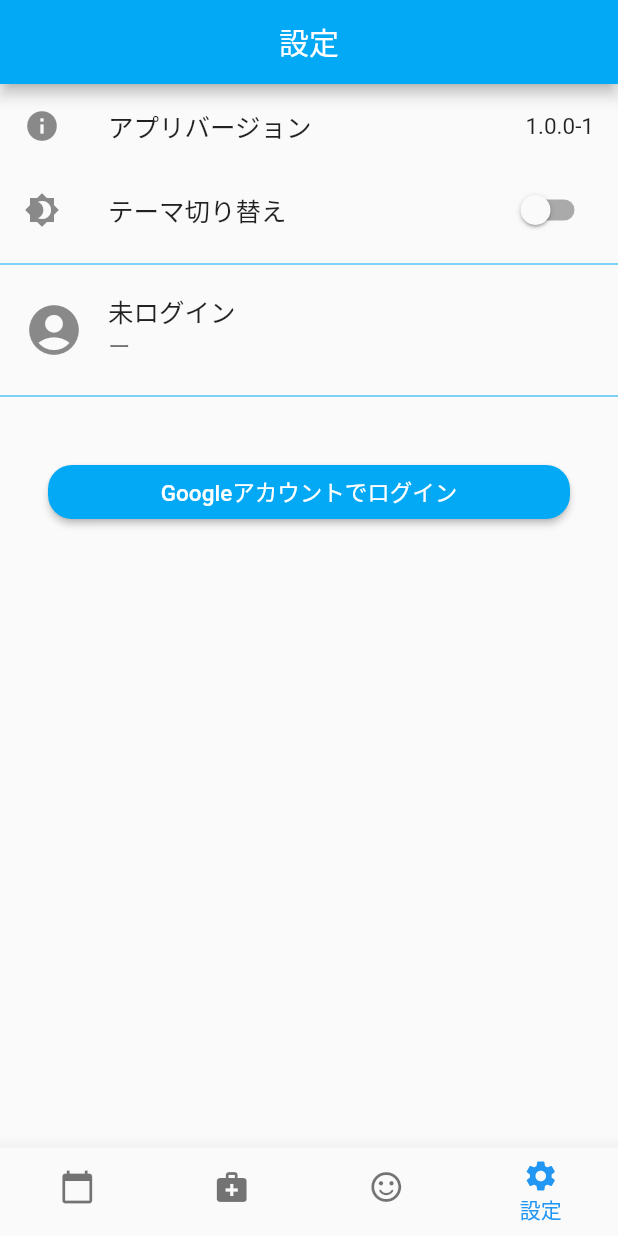
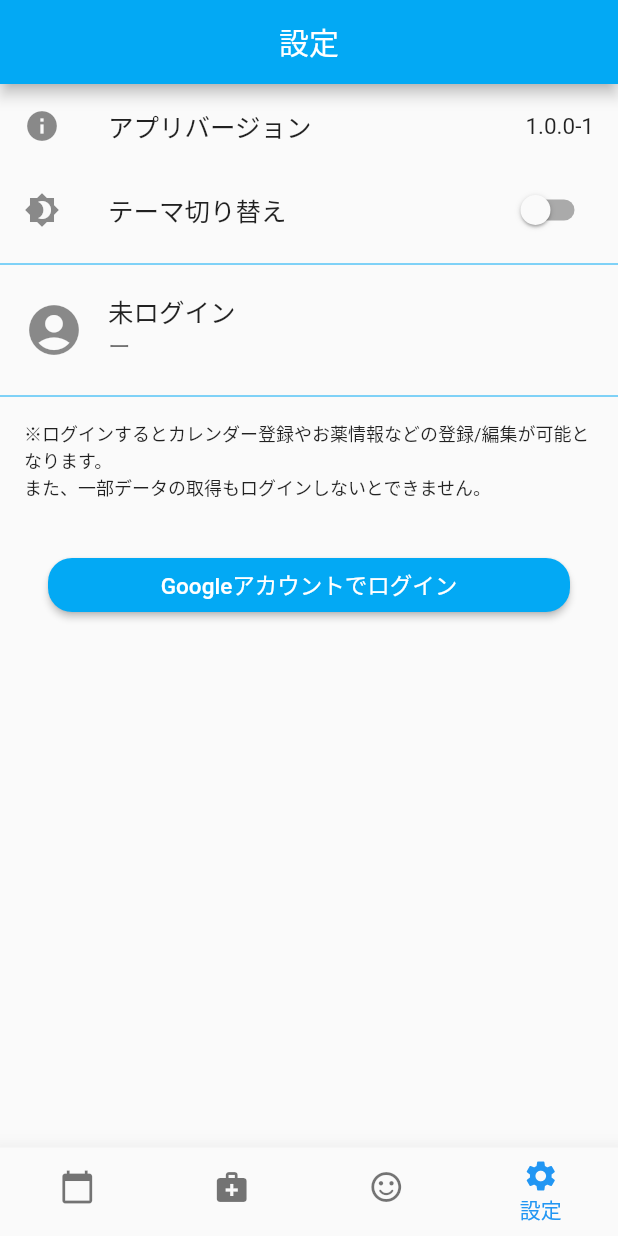
Before and after one commit to hotdrop/dyphic, a Flutter app: the screen it shows after launch, item 4 of the bottom bar chosen, on a phone screen of 412 x 824 dp. Run offline on Flutter 3.47's test engine with Material 2 defaults, Android fonts, the phone set to English and light mode, and no system bars; our stand-ins replace awesome_dialog, cached_network_image, expansion_tile_card, firebase_auth, firebase_core, firebase_storage and 8 more; accounts and stored records are empty.

Commit message:
データはFirebaseから読み書きするので基本ログインしていないと編集不能にした。

```diff
--- a/lib/common/app_strings.dart
+++ b/lib/common/app_strings.dart
@@ -48,6 +48,7 @@ class AppStrings {
   static const String conditionPageTitle = '体調管理';
   static const String conditionOverview = 'この画面では体調に関する症状を登録・編集できます。';
   static const String conditionDetail = '「頭痛」や「腹痛」など大まかな症状を登録し、細かい症状は日々の記録画面にある体調メモに書いていくことをオススメします。';
+  static const String conditionClearSelectedLabel = '選択をクリアする';
   static const String conditionInputLabel = '症状名';
   static const String conditionInputDuplicateMessage = 'この症状名は既に登録されています。';
   static const String conditionNewButton = '新しく登録する';
@@ -66,6 +67,7 @@ class AppStrings {
   static const String settingsNotLoginNameLabel = 'ー';
   static const String settingsNotLoginEmailLabel = '未ログイン';
   static const String settingsLoginWithGoogle = 'Googleアカウントでログイン';
+  static const String settingsLoginInfo = '※ログインするとカレンダー登録やお薬情報などの登録/編集が可能となります。\nまた、一部データの取得もログインしないとできません。';
   static const String settingsLogoutTitle = 'Googleアカウントからログアウト';
   static const String settingsLogoutDialogMessage = 'ログアウトしてもよろしいですか？';
   static const String settingsLogoutSuccessMessage = 'ログアウトが完了しました。';
--- a/lib/model/app_settings.dart
+++ b/lib/model/app_settings.dart
@@ -24,6 +24,7 @@ class AppSettings extends ChangeNotifier {
 
   final AppSettingsRepository _repository;
 
+  bool get isLogin => _repository.isLogIn();
   bool get isDarkMode => _repository.isDarkMode();
 
   Future<void> changeTheme(bool isDark) async {
--- a/lib/repository/app_settings_repository.dart
+++ b/lib/repository/app_settings_repository.dart
@@ -1,14 +1,17 @@
 import 'package:dyphic/repository/local/app_data_source.dart';
+import 'package:dyphic/service/app_firebase.dart';
 
 class AppSettingsRepository {
-  const AppSettingsRepository._(this._prefs);
+  const AppSettingsRepository._(this._appFirebase, this._prefs);
 
   factory AppSettingsRepository.create() {
-    return AppSettingsRepository._(AppDataSource.getInstance());
+    return AppSettingsRepository._(AppFirebase.getInstance(), AppDataSource.getInstance());
   }
 
+  final AppFirebase _appFirebase;
   final AppDataSource _prefs;
 
+  bool isLogIn() => _appFirebase.isLogIn;
   bool isDarkMode() => _prefs == null ? false : _prefs.isDarkMode();
 
   Future<void> changeDarkMode() async {
--- a/lib/ui/condition/condition_page.dart
+++ b/lib/ui/condition/condition_page.dart
@@ -1,3 +1,4 @@
+import 'package:dyphic/model/app_settings.dart';
 import 'package:dyphic/ui/widget/app_dialog.dart';
 import 'package:dyphic/ui/widget/app_divider.dart';
 import 'package:flutter/material.dart';
@@ -69,7 +70,7 @@ class ConditionPage extends StatelessWidget {
         Padding(
           padding: EdgeInsets.only(right: 16),
           child: OutlineButton(
-            child: Text('選択をクリアする'),
+            child: Text(AppStrings.conditionClearSelectedLabel),
             onPressed: () {
               viewModel.clear();
             },
@@ -101,13 +102,14 @@ class ConditionPage extends StatelessWidget {
   }
 
   Widget _inputArea(BuildContext context) {
+    final appSettings = Provider.of<AppSettings>(context);
     return Padding(
       padding: EdgeInsets.only(left: 36, right: 36, top: 16),
       child: Column(
         children: [
           _textFieldOnInputArea(context),
           SizedBox(height: 16),
-          _saveButtonOnInputArea(context),
+          if (appSettings.isLogin) _saveButtonOnInputArea(context),
         ],
       ),
     );
--- a/lib/ui/medicine/medicine_card_view.dart
+++ b/lib/ui/medicine/medicine_card_view.dart
@@ -7,10 +7,10 @@ import 'package:dyphic/ui/widget/app_text.dart';
 import 'package:dyphic/model/medicine.dart';
 
 class MedicineCardView extends StatelessWidget {
-  MedicineCardView({@required this.medicine, @required this.isEditPermission, @required this.onTapEvent});
+  MedicineCardView({@required this.medicine, @required this.isEditable, @required this.onTapEvent});
 
   final Medicine medicine;
-  final bool isEditPermission;
+  final bool isEditable;
   final Function onTapEvent;
 
   @override
@@ -27,7 +27,7 @@ class MedicineCardView extends StatelessWidget {
             mainAxisAlignment: MainAxisAlignment.start,
             children: [
               Expanded(child: _memoView(context)),
-              if (isEditPermission) _editButton(),
+              if (isEditable) _editButton(),
             ],
           ),
         ],
--- a/lib/ui/setting/settings_page.dart
+++ b/lib/ui/setting/settings_page.dart
@@ -1,5 +1,6 @@
 import 'package:dyphic/ui/widget/app_dialog.dart';
 import 'package:dyphic/ui/widget/app_divider.dart';
+import 'package:dyphic/ui/widget/app_text.dart';
 import 'package:flutter/material.dart';
 import 'package:provider/provider.dart';
 
@@ -43,6 +44,7 @@ class SettingsPage extends StatelessWidget {
         DividerThemeColor.create(),
         _rowAccountInfo(context),
         DividerThemeColor.create(),
+        _loginDescriptionLabel(),
         if (loggedIn) _logoutButton(context),
         if (!loggedIn) _loginButton(context),
       ],
@@ -76,6 +78,13 @@ class SettingsPage extends StatelessWidget {
       leading: const Icon(Icons.account_circle, size: 40.0),
       title: Text(viewModel.getLoginEmail()),
       subtitle: Text(viewModel.getLoginUserName()),
+    );
+  }
+
+  Widget _loginDescriptionLabel() {
+    return Padding(
+      padding: const EdgeInsets.only(left: 16.0, right: 16.0, top: 8.0),
+      child: AppText.normal(text: AppStrings.settingsLoginInfo),
     );
   }
 
--- a/lib/ui/widget/app_text.dart
+++ b/lib/ui/widget/app_text.dart
@@ -1,14 +1,14 @@
 import 'package:flutter/material.dart';
 
 class AppText extends StatelessWidget {
-  const AppText(this.text, this.size, this.maxLines);
+  const AppText._(this.text, this.size, this.maxLines);
 
   factory AppText.normal({@required String text}) {
-    return AppText(text, 12.0, 1);
+    return AppText._(text, 12.0, 1);
   }
 
   factory AppText.multiLine({@required String text, @required int maxLines}) {
-    return AppText(text, 12.0, maxLines);
+    return AppText._(text, 12.0, maxLines);
   }
 
   final String text;
```
Also changed, not shown: lib/ui/calender/record/record_page.dart (+20 -0 lines), lib/ui/medicine/medicine_page.dart (+11 -10 lines), lib/ui/medicine/medicine_view_model.dart (+2 -7 lines).
